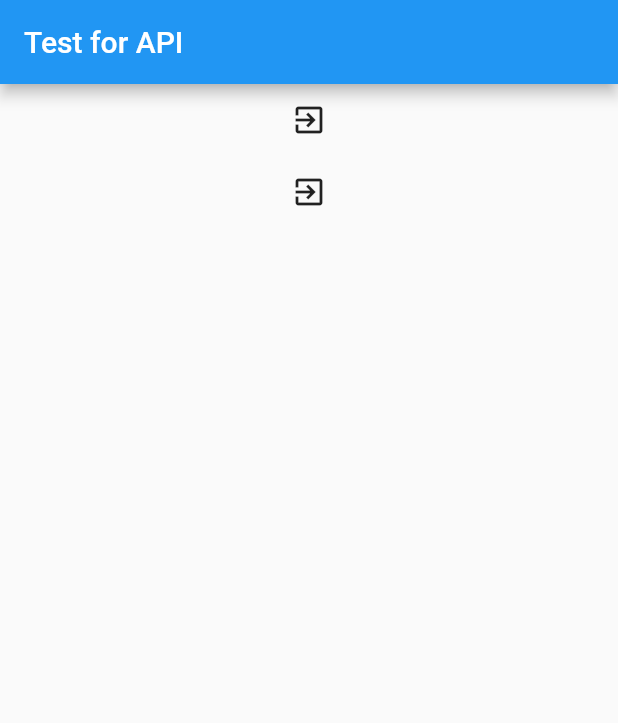
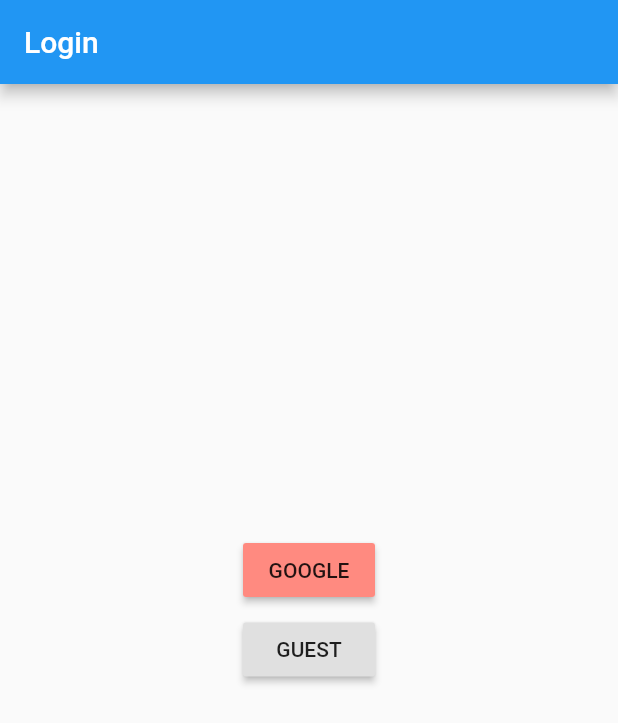
Before and after one commit to SongJihyeon/mobile_app_team, a Flutter app: the screen it shows after launch, on a phone screen of 412 x 824 dp. Shown: the top 723 px of the screen. Run offline on Flutter 3.47's test engine with Material 2 defaults, Android fonts, the phone set to English and light mode, and no system bars; missing offline and left inert: xml2json; network calls fail.

Commit message:
1125_jihyeon

```diff
--- /dev/null
+++ b/lib/app.dart
@@ -0,0 +1,31 @@
+import 'package:flutter/material.dart';
+
+import 'home.dart';
+import 'login.dart';
+
+// TODO: Convert ShrineApp to stateful widget (104)
+class ShowApp extends StatelessWidget {
+  const ShowApp({Key? key}) : super(key: key);
+
+  @override
+  Widget build(BuildContext context) {
+    return MaterialApp(
+      title: 'Show information',
+      home: const LoginPage(),
+      initialRoute: '/login',
+      onGenerateRoute: _getRoute,
+    );
+  }
+
+  Route<dynamic>? _getRoute(RouteSettings settings) {
+    if (settings.name != '/login') {
+      return null;
+    }
+
+    return MaterialPageRoute<void>(
+      settings: settings,
+      builder: (BuildContext context) => const LoginPage(),
+      fullscreenDialog: true,
+    );
+  }
+}
--- a/lib/load_shows.dart
+++ b/lib/load_shows.dart
@@ -15,7 +15,7 @@ class ShowRepository{
 
     if(response.statusCode == 200){
       final xml = response.body;
-      print("xml: $xml");
+      // print("xml: $xml");
 
       final xml2json = Xml2Json()..parse(xml); //json으로 변환
       final json = xml2json.toParker();
--- /dev/null
+++ b/lib/login.dart
@@ -0,0 +1,66 @@
+import 'package:flutter/material.dart';
+
+import 'home.dart';
+import 'Show.dart';
+import 'load_shows.dart';
+
+class LoginPage extends StatefulWidget {
+  const LoginPage({Key? key}) : super(key: key);
+
+  @override
+  _LoginPageState createState() => _LoginPageState();
+}
+
+class _LoginPageState extends State<LoginPage> {
+  @override
+  Widget build(BuildContext context) {
+    ShowRepository().fetchShow();
+    return Scaffold(
+      appBar: AppBar(
+        title: const Text('Login'),
+        automaticallyImplyLeading: false,
+      ),
+      body: SafeArea(
+        child: ListView(
+          padding: const EdgeInsets.symmetric(horizontal: 24.0),
+          children: <Widget>[
+            const SizedBox(height: 300.0),
+            Column(
+              children: [
+                Container(
+                  child: RaisedButton(
+                    onPressed: () async{
+                      // signInWithGoogle();
+                      Navigator.pop(context);
+                      Navigator.push(context, MaterialPageRoute(builder: (context)=>HomePage(Shows: shows)));
+                      // Navigator.push(context, MaterialPageRoute(builder: (BuildContext context) => HomePage()));
+                    },
+                    child:Text("GOOGLE"),
+                    color: Colors.redAccent[100],
+                  ),
+                ),
+              ],
+            ),
+            const SizedBox(height: 5.0),
+            Column(
+              children: [
+                Container(
+                  child: RaisedButton(
+                    onPressed: () async{
+                      // signInAnonymously();
+                      // ShowRepository().fetchShow();
+                      Navigator.pop(context);
+                      Navigator.push(context, MaterialPageRoute(builder: (context)=>HomePage(Shows: shows)));
+                      // Navigator.push(context, MaterialPageRoute(builder: (BuildContext context) => HomePage()));
+                    },
+                    child:Text("GUEST"),
+                  ),
+                ),
+              ],
+            ),
+          ],
+        ),
+      ),
+    );
+  }
+}
--- a/lib/main.dart
+++ b/lib/main.dart
@@ -1,71 +1,78 @@
-import 'package:flutter/material.dart';
-import 'Show.dart';
-import 'load_shows.dart';
-
-void main() {
-  runApp(const MyApp());
-}
+// import 'package:flutter/material.dart';
+// import 'Show.dart';
+// import 'load_shows.dart';
+//
+// void main() {
+//   runApp(const MyApp());
+// }
+//
+//
+// class MyApp extends StatelessWidget {
+//   const MyApp({Key? key}) : super(key: key);
+//
+//   // This widget is the root of your application.
+//   @override
+//   Widget build(BuildContext context) {
+//     return MaterialApp(
+//       title: 'Flutter Demo',
+//       theme: ThemeData(
+//         primarySwatch: Colors.blue,
+//       ),
+//       home: const MyHomePage(title: 'Flutter Demo Home Page'),
+//     );
+//   }
+// }
+//
+// class MyHomePage extends StatefulWidget {
+//   const MyHomePage({Key? key, required this.title}) : super(key: key);
+//
+//   final String title;
+//
+//
+//   @override
+//   State<MyHomePage> createState() => _MyHomePageState();
+// }
+//
+// class _MyHomePageState extends State<MyHomePage> {
+//   @override
+//   Widget build(BuildContext context) {
+//     return Scaffold(
+//       appBar: AppBar(
+//         title: const Text("Test for API"),
+//       ),
+//       body: Center(
+//         child: Column(
+//           children: [
+//             IconButton(
+//               icon: const Icon(
+//                 Icons.exit_to_app,
+//                 semanticLabel: 'logout',
+//               ),
+//               onPressed: () {
+//                 //print('Search button');
+//                 ShowRepository().fetchShow();
+//               },
+//             ),
+//             IconButton(
+//               icon: const Icon(
+//                 Icons.exit_to_app,
+//                 semanticLabel: 'logout',
+//               ),
+//               onPressed: () {
+//                 //print('Search button');
+//                 print(shows[0].show_name);
+//               },
+//             ),
+//           ],
+//         )
+//       ),
+//     );
+//   }
+// }
 
 
-class MyApp extends StatelessWidget {
-  const MyApp({Key? key}) : super(key: key);
+import 'package:flutter/material.dart';
 
-  // This widget is the root of your application.
-  @override
-  Widget build(BuildContext context) {
-    return MaterialApp(
-      title: 'Flutter Demo',
-      theme: ThemeData(
-        primarySwatch: Colors.blue,
-      ),
-      home: const MyHomePage(title: 'Flutter Demo Home Page'),
-    );
-  }
-}
+import 'app.dart';
 
-class MyHomePage extends StatefulWidget {
-  const MyHomePage({Key? key, required this.title}) : super(key: key);
-
-  final String title;
-
-
-  @override
-  State<MyHomePage> createState() => _MyHomePageState();
-}
-
-class _MyHomePageState extends State<MyHomePage> {
-  @override
-  Widget build(BuildContext context) {
-    return Scaffold(
-      appBar: AppBar(
-        title: const Text("Test for API"),
-      ),
-      body: Center(
-        child: Column(
-          children: [
-            IconButton(
-              icon: const Icon(
-                Icons.exit_to_app,
-                semanticLabel: 'logout',
-              ),
-              onPressed: () {
-                //print('Search button');
-                ShowRepository().fetchShow();
-              },
-            ),
-            IconButton(
-              icon: const Icon(
-                Icons.exit_to_app,
-                semanticLabel: 'logout',
-              ),
-              onPressed: () {
-                //print('Search button');
-                print(shows[0].show_name);
-              },
-            ),
-          ],
-        )
-      ),
-    );
-  }
-}
+void main() => runApp(const ShowApp());
--- a/pubspec.yaml
+++ b/pubspec.yaml
@@ -14,6 +14,7 @@ dependencies:
   http: ^0.12.0+1
   cupertino_icons: ^1.0.2
   xml2json: ^5.3.1
+  intl: ^0.17.0-nullsafety.2
 
 dev_dependencies:
   flutter_test:
```
Also changed, not shown: lib/home.dart (added, +112 -0 lines), pubspec.lock, 1 other file.
